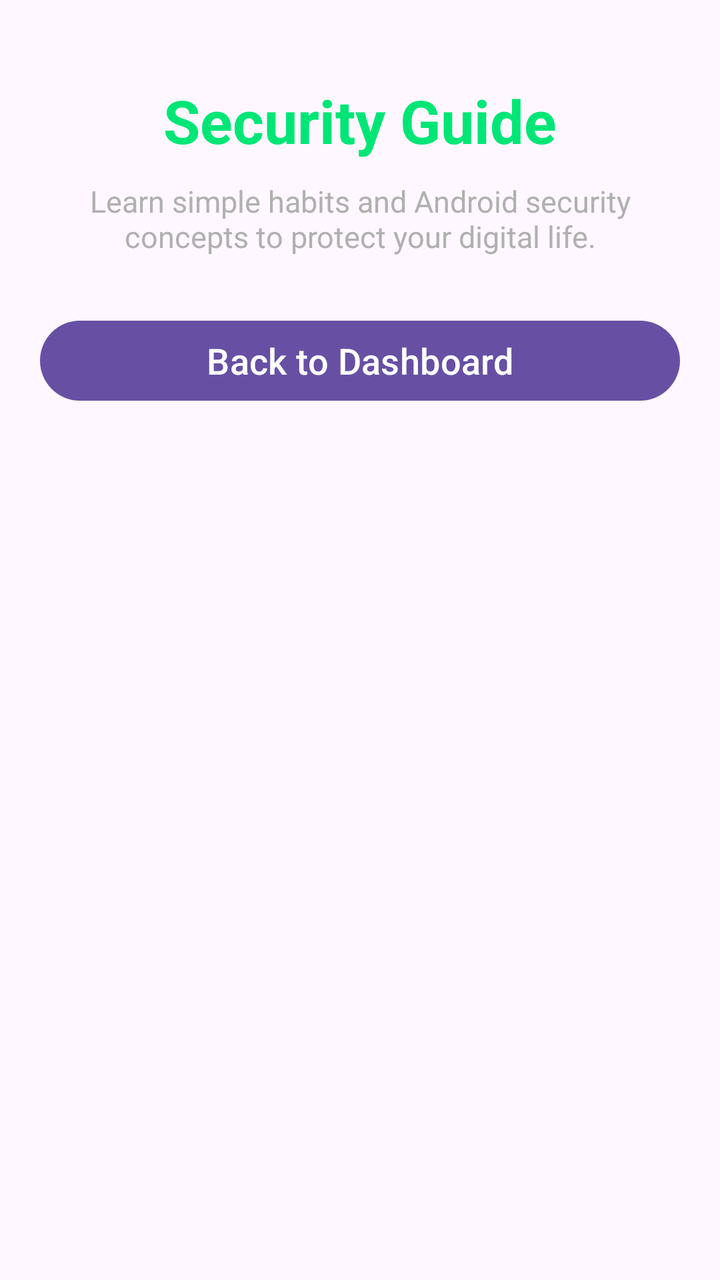
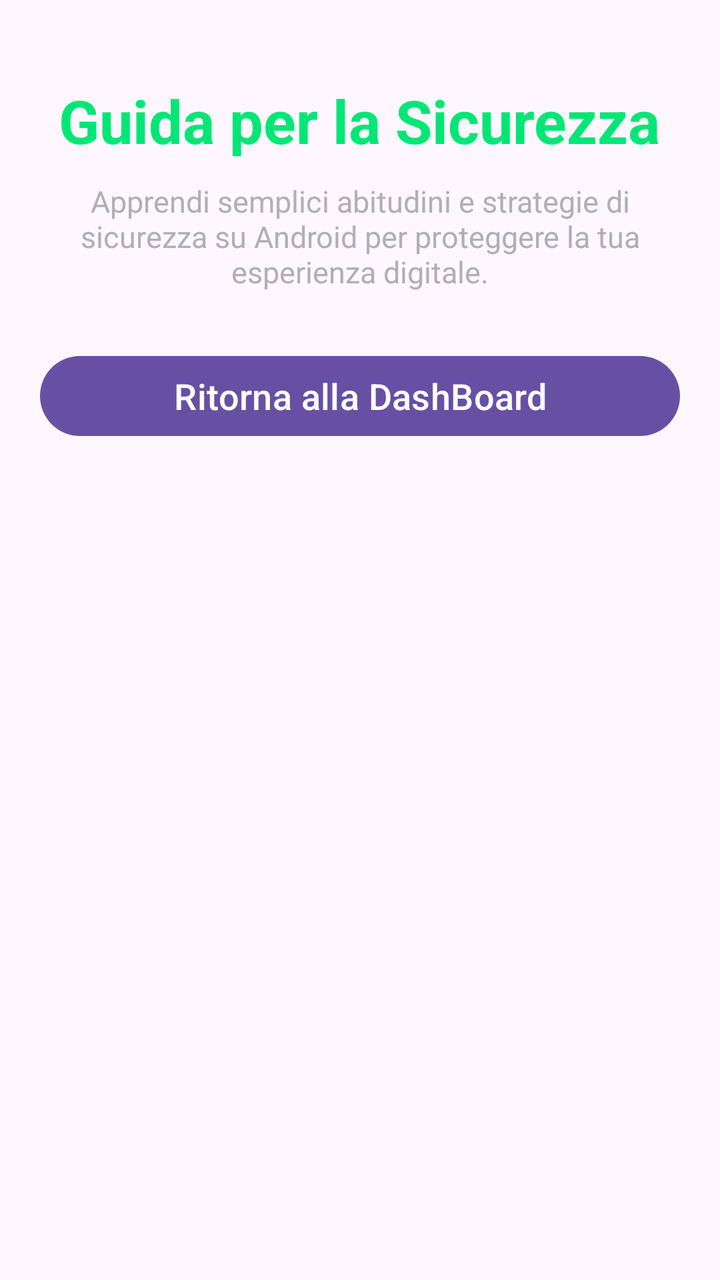

Before-and-after screenshots of an Android layout around one commit, followed by the original layout XML and the change that was made.
<!-- AndroidManifest.xml: application theme Theme.AegisNet -->
<!-- res/layout/security_guide_activity_layout.xml -->
<?xml version="1.0" encoding="utf-8"?>
<ScrollView
    xmlns:android="http://schemas.android.com/apk/res/android"
    android:layout_width="match_parent"
    android:layout_height="match_parent"
    android:fillViewport="true">

    <LinearLayout
        android:layout_width="match_parent"
        android:layout_height="wrap_content"
        android:orientation="vertical"
        android:padding="20dp">

        <TextView
            android:id="@+id/tvGuideTitle"
            android:layout_width="wrap_content"
            android:layout_height="wrap_content"
            android:layout_marginTop="20dp"
            android:layout_gravity="center_horizontal"
            android:text="@string/security_guide"
            android:textColor="@color/aegis_green"
            android:textSize="30sp"
            android:textStyle="bold" />

        <TextView
            android:id="@+id/tvGuideDescription"
            android:layout_width="match_parent"
            android:layout_height="wrap_content"
            android:layout_marginTop="10dp"
            android:gravity="center"
            android:text="@string/security_guide_description"
            android:textColor="@color/aegis_gray"
            android:textSize="15sp" />

        <LinearLayout
            android:id="@+id/layoutGuideItems"
            android:layout_width="match_parent"
            android:layout_height="wrap_content"
            android:layout_marginTop="24dp"
            android:orientation="vertical" />

        <Button
            android:id="@+id/btnBack"
            android:layout_width="match_parent"
            android:layout_height="wrap_content"
            android:layout_marginTop="4dp"
            android:layout_marginBottom="24dp"
            android:text="@string/back_to_dashboard"
            android:textSize="18sp" />

    </LinearLayout>

</ScrollView>
<!-- resources referenced by this layout -->
<resources>
  <color name="aegis_gray">#B0B0B0</color>
  <color name="aegis_green">#00E676</color>
  <string name="back_to_dashboard">
          Back to Dashboard
      </string>
  <string name="security_guide">
          Security Guide
      </string>
  <string name="security_guide_description">
      Learn simple habits and Android security concepts to protect your digital life.</string>
  <style name="Theme.AegisNet" parent="Base.Theme.AegisNet" />
  <style name="Base.Theme.AegisNet" parent="Theme.Material3.DayNight.NoActionBar">
          
          
      </style>
</resources>

<!-- the commit's change to res/layout/security_guide_activity_layout.xml (unified diff, before → after) -->
@@ -15,9 +15,9 @@
             android:id="@+id/tvGuideTitle"
             android:layout_width="wrap_content"
             android:layout_height="wrap_content"
+            android:layout_gravity="center_horizontal"
             android:layout_marginTop="20dp"
-            android:layout_gravity="center_horizontal"
-            android:text="@string/security_guide"
+            android:text="@string/guida_sicurezza"
             android:textColor="@color/aegis_green"
             android:textSize="30sp"
             android:textStyle="bold" />
@@ -45,7 +45,7 @@
             android:layout_height="wrap_content"
             android:layout_marginTop="4dp"
             android:layout_marginBottom="24dp"
-            android:text="@string/back_to_dashboard"
+            android:text="@string/btn_ritorna_DashBoard"
             android:textSize="18sp" />
 
     </LinearLayout>
<!-- resource entries referenced after the edit -->
@@ -2,14 +2,10 @@
 <resources>
   <color name="aegis_gray">#B0B0B0</color>
   <color name="aegis_green">#00E676</color>
-  <string name="back_to_dashboard">
-          Back to Dashboard
-      </string>
-  <string name="security_guide">
-          Security Guide
-      </string>
-  <string name="security_guide_description">
-      Learn simple habits and Android security concepts to protect your digital life.</string>
+  <string name="btn_ritorna_DashBoard">Ritorna alla DashBoard</string>
+  <string name="guida_sicurezza">Guida per la Sicurezza</string>
+  <string name="security_guide_description">Apprendi semplici abitudini e strategie di sicurezza su Android
+          per proteggere la tua esperienza digitale.</string>
   <style name="Theme.AegisNet" parent="Base.Theme.AegisNet" />
   <style name="Base.Theme.AegisNet" parent="Theme.Material3.DayNight.NoActionBar">
           
